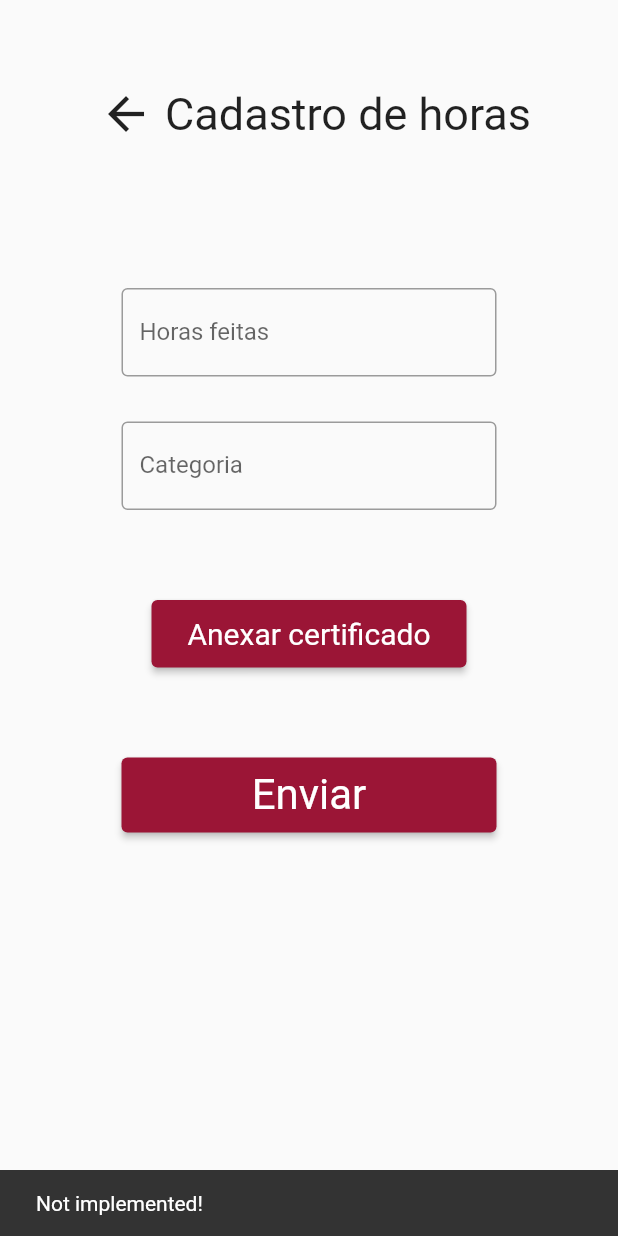
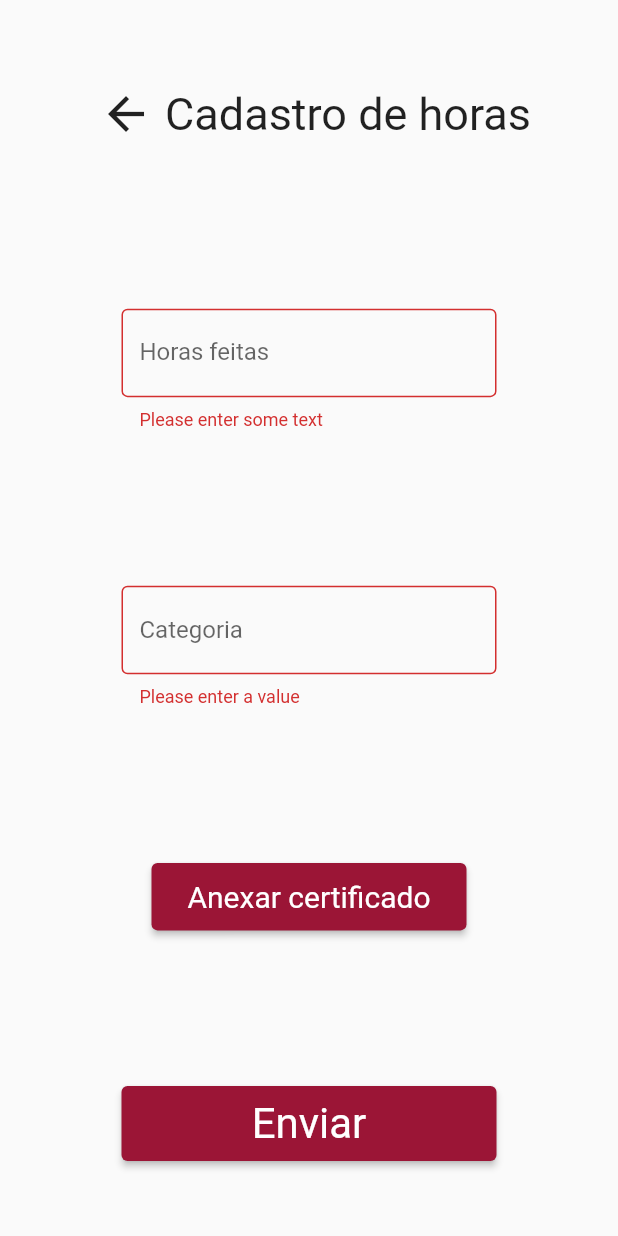
Before and after one commit to JonasCSilva/for_hour, a Flutter app: the RegisterPage screen opened directly, after a tap on "Enviar", on a phone screen of 412 x 824 dp. Run offline on Flutter 3.47's test engine with Material 2 defaults, Android fonts, the phone set to English and light mode, and no system bars; our stand-ins replace cloud_firestore, firebase_auth, firebase_core; missing offline and left inert: flutter_picker; accounts and stored records are empty.

Commit message:
firestore implemented in register_page

```diff
--- a/lib/register_page.dart
+++ b/lib/register_page.dart
@@ -1,4 +1,7 @@
+import 'package:cloud_firestore/cloud_firestore.dart';
 import 'package:flutter/material.dart';
+import 'package:flutter_picker/flutter_picker.dart';
+import 'package:for_hour/home_page.dart';
 
 class RegisterPage extends StatefulWidget {
   const RegisterPage({super.key});
@@ -8,13 +11,58 @@ class RegisterPage extends StatefulWidget {
 }
 
 class _RegisterPageState extends State<RegisterPage> {
+  final _formKey = GlobalKey<FormState>();
+  final _pickerData = ["Course", "Internship"];
+
+  final _hoursController = TextEditingController();
+  final _categoryController = TextEditingController();
+
+  _addCertificate() async {
+    if (_formKey.currentState!.validate()) {
+      DocumentReference doc = await FirebaseFirestore.instance
+          .collection("users/tIeMjnsFX2Ur69clWHgJvCxxltc2/certificates")
+          .add({
+        "hours": _hoursController.text,
+        "category": _categoryController.text,
+      });
+
+      if (!mounted) return;
+
+      ScaffoldMessenger.of(context).showSnackBar(SnackBar(
+        content: Text('DocumentSnapshot added with ID: ${doc.id}'),
+      ));
+
+      Navigator.of(context)
+          .push(MaterialPageRoute(builder: (context) => const HomePage()));
+    }
+  }
+
+  _showPicker() async {
+    final result = await Picker(
+      hideHeader: true,
+      adapter: PickerDataAdapter(pickerdata: _pickerData),
+      selectedTextStyle: const TextStyle(color: Color(0xff9b1536)),
+    ).showDialog(context);
+    if (result != null) {
+      _categoryController.text = _pickerData[result[0]];
+    }
+  }
+
+  @override
+  void dispose() {
+    _hoursController.dispose();
+    super.dispose();
+  }
+
   @override
   Widget build(BuildContext context) {
     return Scaffold(
-      body: SafeArea(
-        minimum: const EdgeInsets.symmetric(vertical: 50),
+        body: SafeArea(
+      minimum: const EdgeInsets.only(top: 50, bottom: 50),
+      child: Form(
+        key: _formKey,
         child: Column(
-            mainAxisAlignment: MainAxisAlignment.start,
+            mainAxisAlignment: MainAxisAlignment.spaceBetween,
             children: <Widget>[
               Row(mainAxisAlignment: MainAxisAlignment.center, children: [
                 IconButton(
@@ -27,26 +75,40 @@ class _RegisterPageState extends State<RegisterPage> {
                     )),
                 const Text('Cadastro de horas', style: TextStyle(fontSize: 30)),
               ]),
-              const SizedBox(height: 90),
               ConstrainedBox(
                   constraints: const BoxConstraints.tightFor(width: 250),
-                  child: const TextField(
-                    decoration: InputDecoration(
+                  child: TextFormField(
+                    controller: _hoursController,
+                    validator: (value) {
+                      if (value == null || value.isEmpty) {
+                        return 'Please enter some text';
+                      } else if (double.tryParse(value) == null) {
+                        return 'Please enter a number';
+                      }
+                      return null;
+                    },
+                    decoration: const InputDecoration(
                       border: OutlineInputBorder(),
                       labelText: 'Horas feitas',
                     ),
                   )),
-              const SizedBox(height: 30),
               ConstrainedBox(
                   constraints: const BoxConstraints.tightFor(width: 250),
-                  child: const TextField(
-                    obscureText: true,
-                    decoration: InputDecoration(
+                  child: TextFormField(
+                    readOnly: true,
+                    onTap: () => _showPicker(),
+                    controller: _categoryController,
+                    validator: (value) {
+                      if (value == null || value.isEmpty) {
+                        return 'Please enter a value';
+                      }
+                      return null;
+                    },
+                    decoration: const InputDecoration(
                       border: OutlineInputBorder(),
                       labelText: 'Categoria',
                     ),
                   )),
-              const SizedBox(height: 60),
               ConstrainedBox(
                   constraints:
                       const BoxConstraints.tightFor(width: 210, height: 45),
@@ -55,15 +117,12 @@ class _RegisterPageState extends State<RegisterPage> {
                         backgroundColor: const Color(0xff9b1536),
                         textStyle: const TextStyle(fontSize: 20)),
                     onPressed: () {
-                      /* Navigator.of(context).push(MaterialPageRoute(
-                          builder: (context) => const HomePage())); */
                       ScaffoldMessenger.of(context).showSnackBar(const SnackBar(
                         content: Text('Not implemented!'),
                       ));
                     },
                     child: const Text('Anexar certificado'),
                   )),
-              const SizedBox(height: 60),
               ConstrainedBox(
                   constraints:
                       const BoxConstraints.tightFor(width: 250, height: 50),
@@ -71,17 +130,11 @@ class _RegisterPageState extends State<RegisterPage> {
                     style: ElevatedButton.styleFrom(
                         backgroundColor: const Color(0xff9b1536),
                         textStyle: const TextStyle(fontSize: 28)),
-                    onPressed: () {
-                      /* Navigator.of(context).push(MaterialPageRoute(
-                          builder: (context) => const HomePage())); */
-                      ScaffoldMessenger.of(context).showSnackBar(const SnackBar(
-                        content: Text('Not implemented!'),
-                      ));
-                    },
+                    onPressed: () => _addCertificate(),
                     child: const Text('Enviar'),
                   )),
             ]),
       ),
-    );
+    ));
   }
 }
--- a/pubspec.yaml
+++ b/pubspec.yaml
@@ -39,6 +39,7 @@ dependencies:
   firebase_core: ^2.0.0
   firebase_auth: ^4.0.1
   cloud_firestore: ^4.0.1
+  flutter_picker: ^2.0.5
 
 dev_dependencies:
   flutter_test:
```
Also changed, not shown: pubspec.lock.
